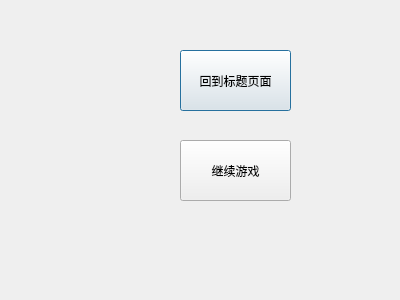
This is Fake-Link/pausedialog.ui in Fancyyyf/Fake-Link-25Sep-VacationWork- as Qt 5 draws it before an edit. The edited form follows.
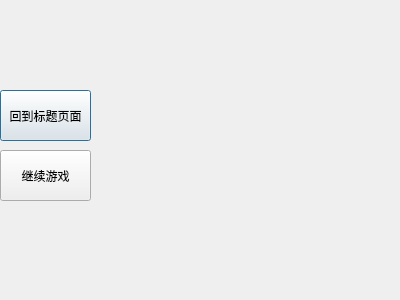
This is the edited form.

What changed in the file:
```diff
--- a/Fake-Link/pausedialog.ui
+++ b/Fake-Link/pausedialog.ui
@@ -16,10 +16,10 @@
   <widget class="QPushButton" name="backRequestButton">
    <property name="geometry">
     <rect>
-     <x>180</x>
-     <y>50</y>
-     <width>111</width>
-     <height>61</height>
+     <x>0</x>
+     <y>90</y>
+     <width>91</width>
+     <height>51</height>
     </rect>
    </property>
    <property name="text">
@@ -29,10 +29,10 @@
   <widget class="QPushButton" name="backToGameButton">
    <property name="geometry">
     <rect>
-     <x>180</x>
-     <y>140</y>
-     <width>111</width>
-     <height>61</height>
+     <x>0</x>
+     <y>150</y>
+     <width>91</width>
+     <height>51</height>
     </rect>
    </property>
    <property name="text">
```
